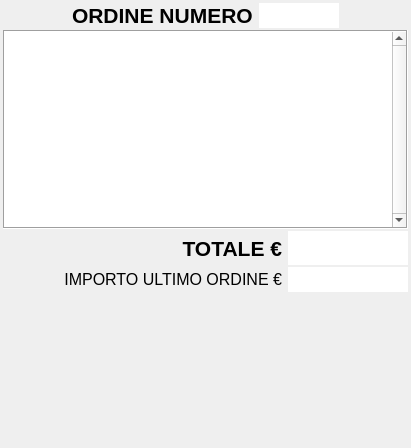
Old version of the form src/ordine.ui in the repository mtonin/gestcassa.
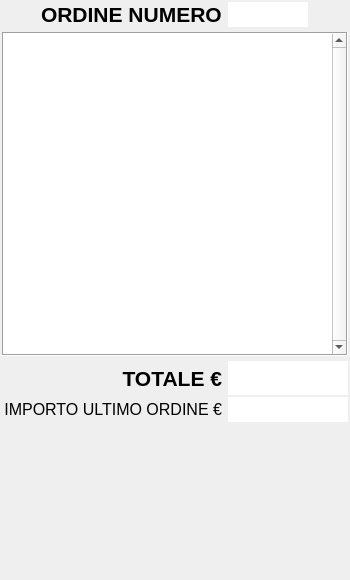
New version of the form. Custom widgets are drawn as their Qt base class.

The edit to the form file:
```diff
--- a/src/ordine.ui
+++ b/src/ordine.ui
@@ -6,8 +6,8 @@
    <rect>
     <x>0</x>
     <y>0</y>
-    <width>411</width>
-    <height>448</height>
+    <width>350</width>
+    <height>580</height>
    </rect>
   </property>
   <property name="windowTitle">
@@ -18,10 +18,10 @@
   </property>
   <layout class="QVBoxLayout" name="verticalLayout">
    <property name="spacing">
-    <number>2</number>
+    <number>5</number>
    </property>
    <property name="margin">
-    <number>3</number>
+    <number>2</number>
    </property>
    <item>
     <layout class="QHBoxLayout" name="horizontalLayout_3">
@@ -116,7 +116,7 @@
      <property name="sizePolicy">
       <sizepolicy hsizetype="Expanding" vsizetype="Expanding">
        <horstretch>0</horstretch>
-       <verstretch>2</verstretch>
+       <verstretch>5</verstretch>
       </sizepolicy>
      </property>
      <property name="palette">
@@ -240,7 +240,7 @@
      <property name="verticalSpacing">
       <number>2</number>
      </property>
-     <item row="0" column="0">
+     <item row="0" column="1">
       <spacer name="horizontalSpacer">
        <property name="orientation">
         <enum>Qt::Horizontal</enum>
@@ -253,7 +253,7 @@
        </property>
       </spacer>
      </item>
-     <item row="0" column="1">
+     <item row="0" column="2">
       <widget class="QLabel" name="label_3">
        <property name="font">
         <font>
@@ -270,7 +270,7 @@
        </property>
       </widget>
      </item>
-     <item row="0" column="2">
+     <item row="0" column="3">
       <widget class="QLineEdit" name="totaleLine">
        <property name="sizePolicy">
         <sizepolicy hsizetype="Minimum" vsizetype="Expanding">
@@ -305,7 +305,7 @@
        </property>
       </widget>
      </item>
-     <item row="1" column="0">
+     <item row="1" column="1">
       <spacer name="horizontalSpacer_2">
        <property name="orientation">
         <enum>Qt::Horizontal</enum>
@@ -318,7 +318,7 @@
        </property>
       </spacer>
      </item>
-     <item row="1" column="1">
+     <item row="1" column="2">
       <widget class="QLabel" name="numeroLbl_3">
        <property name="font">
         <font>
@@ -331,9 +331,12 @@
        <property name="alignment">
         <set>Qt::AlignRight|Qt::AlignTrailing|Qt::AlignVCenter</set>
        </property>
+       <property name="wordWrap">
+        <bool>false</bool>
+       </property>
       </widget>
      </item>
-     <item row="1" column="2">
+     <item row="1" column="3">
       <widget class="QLineEdit" name="importoUltimoOrdineText">
        <property name="sizePolicy">
         <sizepolicy hsizetype="Expanding" vsizetype="Expanding">
```
Left out of the diff: 278 changed lines with no effect on the pictures.
